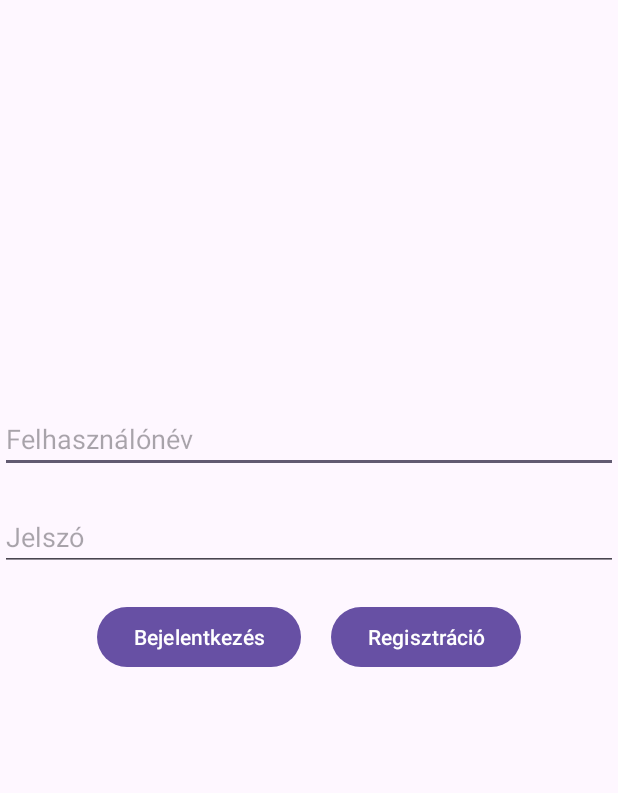
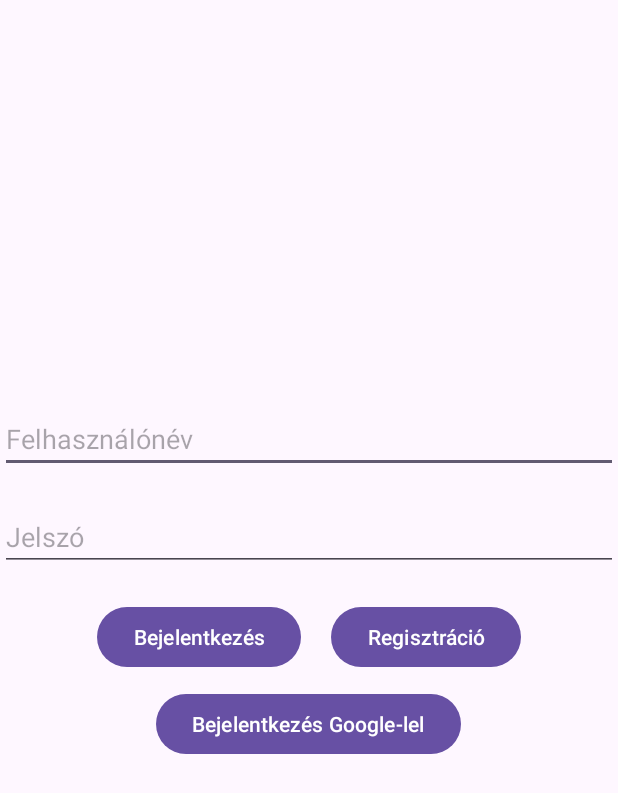
Before and after one commit to sanyopapa/Mobile_phone_subscription, an Android app: the screen it shows after launch (MainActivity), on a phone screen of 412 x 824 dp. Shown: the top 793 px of the screen. Run offline under Robolectric (Android 15) with nearby library versions, the phone set to English and light mode, and no system bars.

Commit message:
regisztracio mukodik

```diff
--- a/app/build.gradle.kts
+++ b/app/build.gradle.kts
@@ -38,6 +38,7 @@ dependencies {
     implementation(libs.material)
     implementation(libs.activity)
     implementation(libs.constraintlayout)
+    implementation(libs.firebase.auth)
     testImplementation(libs.junit)
     androidTestImplementation(libs.ext.junit)
     androidTestImplementation(libs.espresso.core)
--- a/app/src/main/AndroidManifest.xml
+++ b/app/src/main/AndroidManifest.xml
@@ -13,6 +13,9 @@
         android:theme="@style/Theme.Mobile_phone_subscription"
         tools:targetApi="31">
         <activity
+            android:name=".Shopping"
+            android:exported="false" />
+        <activity
             android:name=".Register"
             android:exported="false" />
         <activity
--- a/app/src/main/java/com/example/mobile_phone_subscription/MainActivity.java
+++ b/app/src/main/java/com/example/mobile_phone_subscription/MainActivity.java
@@ -90,4 +90,7 @@ public class MainActivity extends AppCompatActivity {
         intent.putExtra("SECRET_KEY", SECRET_KEY);
         startActivity(intent);
     }
+
+    public void toLoginWithGoogle(View view) {
+    }
 }
--- a/app/src/main/res/layout-land/activity_main.xml
+++ b/app/src/main/res/layout-land/activity_main.xml
@@ -52,4 +52,19 @@
             android:text="@string/register"
             app:layout_constraintVertical_bias="0.091" />
     </LinearLayout>
+    <LinearLayout
+        android:layout_width="wrap_content"
+        android:layout_height="wrap_content"
+        android:orientation="horizontal"
+        android:layout_gravity="center_horizontal">
+
+        <Button
+            android:id="@+id/loginWithGoogleButton"
+            android:layout_width="match_parent"
+            android:layout_height="wrap_content"
+            android:layout_marginTop="10dp"
+            android:onClick="toLoginWithGoogle"
+            android:text="@string/bejelentkezes_google_lel"
+            app:layout_constraintVertical_bias="0.091" />
+    </LinearLayout>
 </LinearLayout>
--- a/app/src/main/res/layout/activity_main.xml
+++ b/app/src/main/res/layout/activity_main.xml
@@ -53,4 +53,19 @@
             android:text="@string/register"
             app:layout_constraintVertical_bias="0.091" />
     </LinearLayout>
+    <LinearLayout
+        android:layout_width="wrap_content"
+        android:layout_height="wrap_content"
+        android:orientation="horizontal"
+        android:layout_gravity="center_horizontal">
+
+        <Button
+            android:id="@+id/loginWithGoogleButton"
+            android:layout_width="match_parent"
+            android:layout_height="wrap_content"
+            android:layout_marginTop="10dp"
+            android:onClick="toLoginWithGoogle"
+            android:text="@string/bejelentkezes_google_lel"
+            app:layout_constraintVertical_bias="0.091" />
+    </LinearLayout>
 </LinearLayout>
--- a/app/src/main/res/values/strings.xml
+++ b/app/src/main/res/values/strings.xml
@@ -8,4 +8,6 @@
     <string name="passwordAgain">Jelszó újra</string>
     <string name="emailAddress">Email cím</string>
     <string name="phoneNumber">Telefonszám</string>
+    <string name="bejelentkezes_google_lel">Bejelentkezés Google-lel</string>
+    <string name="regisztraci_google_lel">Regisztráció Google-lel</string>
 </resources>
--- a/gradle/libs.versions.toml
+++ b/gradle/libs.versions.toml
@@ -8,6 +8,7 @@ appcompat = "1.7.0"
 material = "1.12.0"
 activity = "1.10.1"
 constraintlayout = "2.1.4"
+firebaseAuth = "23.2.0"
 
 [libraries]
 firebase-bom = { module = "com.google.firebase:firebase-bom", version.ref = "firebaseBom" }
@@ -18,6 +19,7 @@ appcompat = { group = "androidx.appcompat", name = "appcompat", version.ref = "a
 material = { group = "com.google.android.material", name = "material", version.ref = "material" }
 activity = { group = "androidx.activity", name = "activity", version.ref = "activity" }
 constraintlayout = { group = "androidx.constraintlayout", name = "constraintlayout", version.ref = "constraintlayout" }
+firebase-auth = { group = "com.google.firebase", name = "firebase-auth", version.ref = "firebaseAuth" }
 
 [plugins]
 android-application = { id = "com.android.application", version.ref = "agp" }
```
Also changed, not shown: app/src/main/java/com/example/mobile_phone_subscription/Register.java (+34 -1 lines), app/src/main/java/com/example/mobile_phone_subscription/Shopping.java (added, +40 -0 lines), app/src/main/res/layout/activity_register.xml (+16 -0 lines), app/src/main/res/layout/activity_shopping.xml (added, +10 -0 lines).
